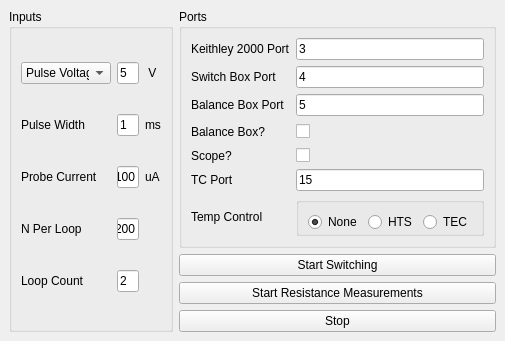
This is switching_GUI_layoutfile.ui in uonelisa/instruments as Qt 5 draws it before an edit. The edited form follows.
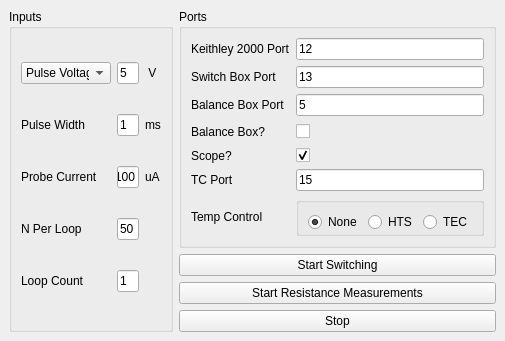
This is the edited form.

Commit message: GUI triggers scope but does not handle data yet

Diff of the .ui file:
```diff
--- a/switching_GUI_layoutfile.ui
+++ b/switching_GUI_layoutfile.ui
@@ -50,7 +50,7 @@
        <item row="3" column="1">
         <widget class="QLineEdit" name="measurement_count_box">
          <property name="text">
-          <string>200</string>
+          <string>50</string>
          </property>
         </widget>
        </item>
@@ -106,7 +106,7 @@
        <item row="4" column="1">
         <widget class="QLineEdit" name="loop_count_box">
          <property name="text">
-          <string>2</string>
+          <string>1</string>
          </property>
         </widget>
        </item>
@@ -232,7 +232,7 @@
          <item row="1" column="1">
           <widget class="QLineEdit" name="dmm_port_box">
            <property name="text">
-            <string>3</string>
+            <string>12</string>
            </property>
           </widget>
          </item>
@@ -276,7 +276,7 @@
          <item row="2" column="1">
           <widget class="QLineEdit" name="sb_port_box">
            <property name="text">
-            <string>4</string>
+            <string>13</string>
            </property>
           </widget>
          </item>
@@ -332,6 +332,12 @@
            <property name="text">
             <string/>
            </property>
+           <property name="checked">
+            <bool>true</bool>
+           </property>
+           <property name="tristate">
+            <bool>false</bool>
+           </property>
           </widget>
          </item>
         </layout>
```
Left out of the diff: 3 changed lines with no effect on the pictures. The commit also changes 4 other files.
